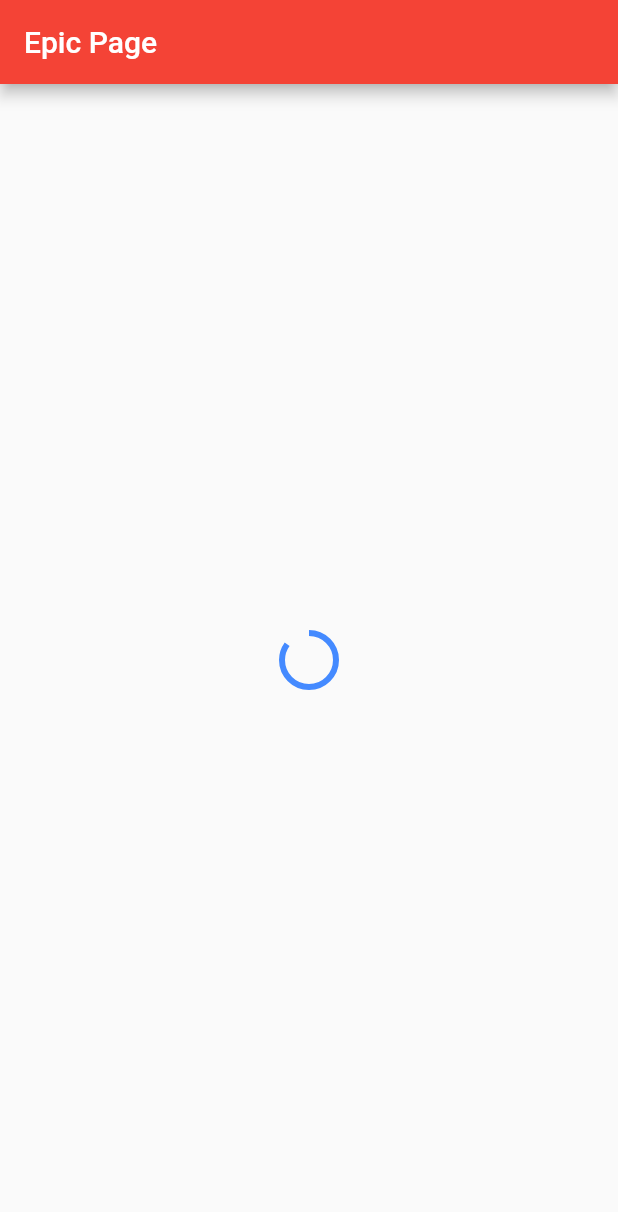
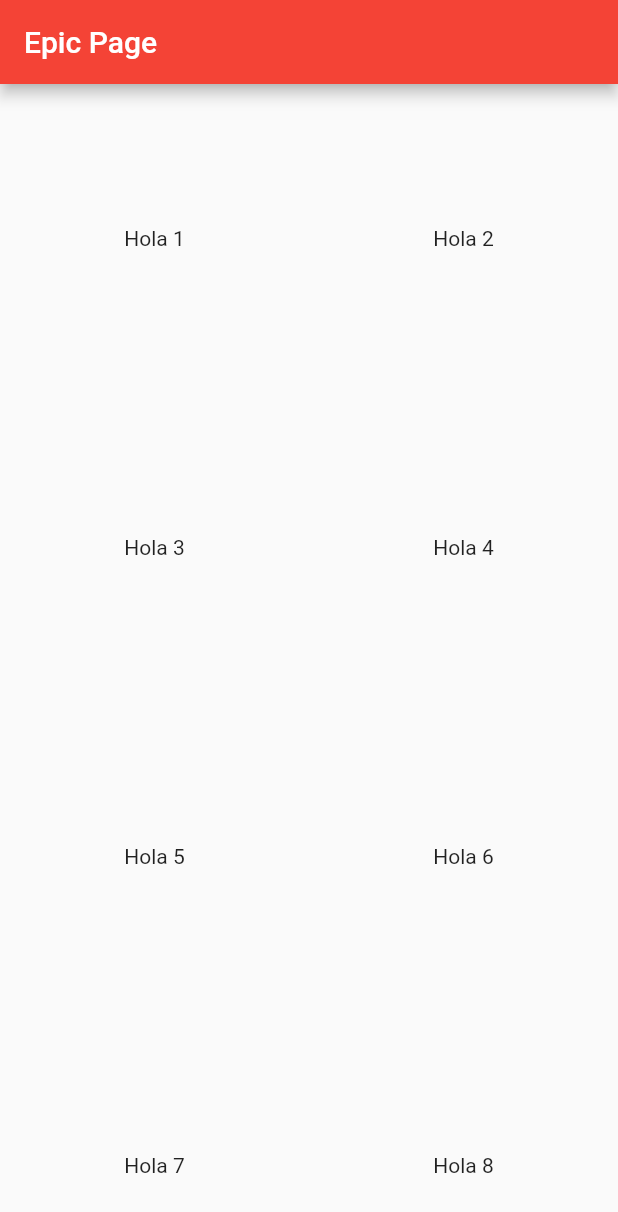
Before and after one commit to lenz90/flutter_app, a Flutter app: the screen it shows after launch, on a phone screen of 412 x 824 dp. Shown: the top 1212 px of the screen. Run offline on Flutter 3.47's test engine with Material 2 defaults, Android fonts, the phone set to English and light mode, and no system bars.

Commit message:
Se agrega el gridview

```diff
--- a/lib/main.dart
+++ b/lib/main.dart
@@ -58,11 +58,41 @@ class _MyHomePageState extends State<MyHomePage> {
           // the App.build method, and use it to set our appbar title.
           title: Text(widget.title),
         ),
-        body: Center(
-            child: CircularProgressIndicator(
-              value: 0.85,
-              valueColor: AlwaysStoppedAnimation<Color>(Colors.blueAccent),
-            )
+        body: GridView.count(
+          crossAxisCount: 2,
+          children: <Widget>[
+            Center(
+              child: Text("Hola 1"),
+            ),
+            Center(
+              child: Text("Hola 2"),
+            ),
+            Center(
+              child: Text("Hola 3"),
+            ),
+            Center(
+              child: Text("Hola 4"),
+            ),
+            Center(
+              child: Text("Hola 5"),
+            ),
+            Center(
+              child: Text("Hola 6"),
+            ),
+            Center(
+              child: Text("Hola 7"),
+            ),
+            Center(
+              child: Text("Hola 8"),
+            ),
+            Center(
+              child: Text("Hola 9"),
+            ),
+            Center(
+              child: Text("Hola 10"),
+            ),
+
+          ],
         )
     );
   }
```
